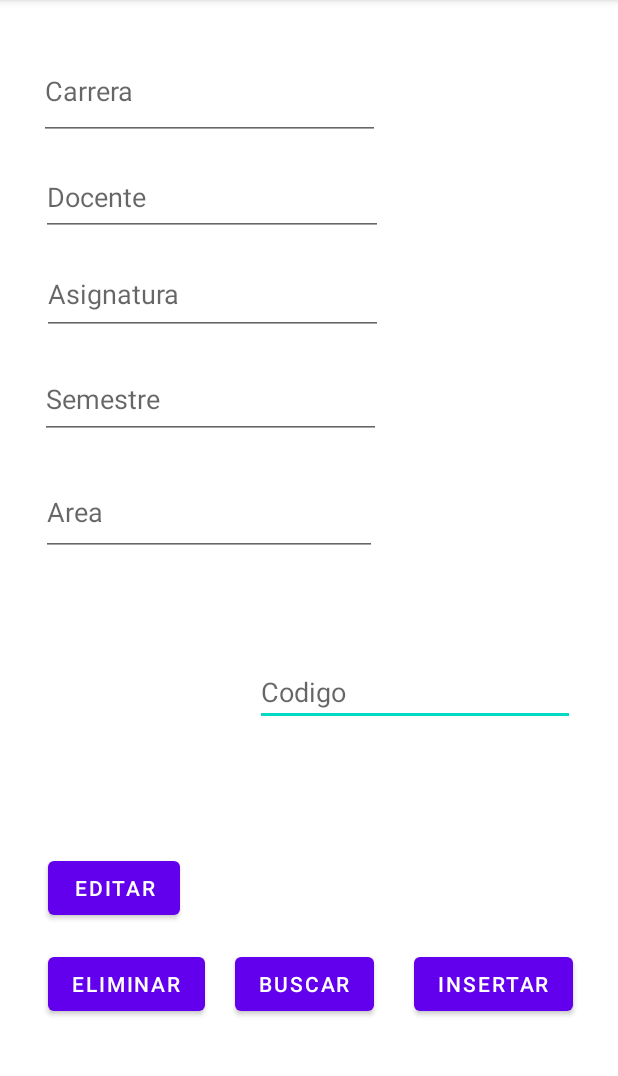
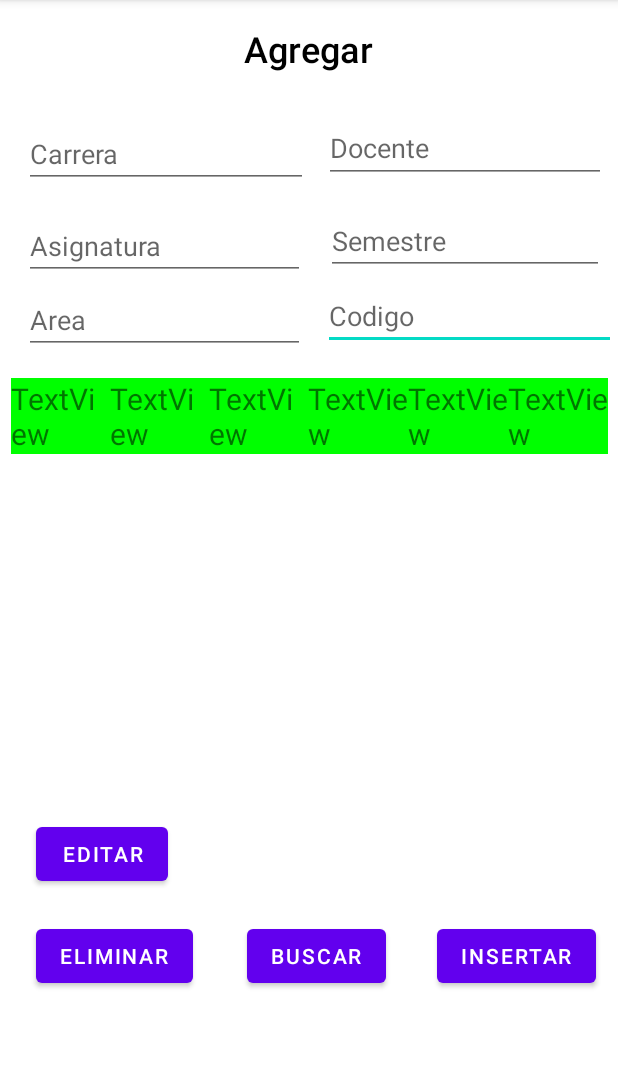
Before and after one commit to JeffrinMendez/Asistencia, an Android app: the Agregar screen opened directly, with no data from a screen before it, after a tap on "BUSCAR", on a phone screen of 412 x 824 dp, the part 84-1160 px from its top. Run offline under Robolectric (Android 15) with nearby library versions, the phone set to English and light mode, and no system bars; 2 other taps on this screen came first.

Commit message:
se agrego un xmls para poder ver los datos de la asistencia, se agrego la funcion insertar eliminar buscar y llenar datos

```diff
--- a/app/src/main/AndroidManifest.xml
+++ b/app/src/main/AndroidManifest.xml
@@ -9,7 +9,8 @@
         android:roundIcon="@mipmap/ic_launcher_round"
         android:supportsRtl="true"
         android:theme="@style/Theme.Asistencia">
-        <activity android:name=".Agregar"></activity>
+        <activity android:name=".Lista"></activity>
+        <activity android:name=".Agregar" />
         <activity android:name=".MainActivity">
             <intent-filter>
                 <action android:name="android.intent.action.MAIN" />
--- a/app/src/main/res/drawable/ic_baseline_add_24.xml
+++ b/app/src/main/res/drawable/ic_baseline_add_24.xml
@@ -1,5 +1,5 @@
-<vector android:height="24dp" android:tint="#407316"
+<vector android:height="100dp" android:tint="?attr/colorControlNormal"
     android:viewportHeight="24" android:viewportWidth="24"
-    android:width="24dp" xmlns:android="http://schemas.android.com/apk/res/android">
+    android:width="100dp" xmlns:android="http://schemas.android.com/apk/res/android">
     <path android:fillColor="@android:color/white" android:pathData="M19,13h-6v6h-2v-6H5v-2h6V5h2v6h6v2z"/>
 </vector>
--- /dev/null
+++ b/app/src/main/res/drawable/ic_baseline_list_alt_24.xml
@@ -0,0 +1,5 @@
+<vector android:height="100dp" android:tint="?attr/colorControlNormal"
+    android:viewportHeight="24" android:viewportWidth="24"
+    android:width="100dp" xmlns:android="http://schemas.android.com/apk/res/android">
+    <path android:fillColor="@android:color/white" android:pathData="M19,5v14L5,19L5,5h14m1.1,-2L3.9,3c-0.5,0 -0.9,0.4 -0.9,0.9v16.2c0,0.4 0.4,0.9 0.9,0.9h16.2c0.4,0 0.9,-0.5 0.9,-0.9L21,3.9c0,-0.5 -0.5,-0.9 -0.9,-0.9zM11,7h6v2h-6L11,7zM11,11h6v2h-6v-2zM11,15h6v2h-6zM7,7h2v2L7,9zM7,11h2v2L7,13zM7,15h2v2L7,17z"/>
+</vector>
--- a/app/src/main/res/layout/activity_agregar.xml
+++ b/app/src/main/res/layout/activity_agregar.xml
@@ -7,128 +7,169 @@
     tools:context=".Agregar">
 
     <Button
+        android:id="@+id/button11"
+        android:layout_width="wrap_content"
+        android:layout_height="wrap_content"
+        android:layout_marginStart="36dp"
+        android:layout_marginTop="380dp"
+        android:onClick="buscar"
+        android:text="Buscar"
+
+        app:layout_constraintStart_toEndOf="@+id/button10"
+        app:layout_constraintTop_toBottomOf="@+id/txtCodigo" />
+
+    <Button
+        android:id="@+id/button13"
+        android:layout_width="wrap_content"
+        android:layout_height="wrap_content"
+        android:layout_marginTop="312dp"
+        android:onClick="editar"
+        android:text="Editar"
+        app:layout_constraintEnd_toEndOf="parent"
+        app:layout_constraintHorizontal_bias="0.074"
+        app:layout_constraintStart_toStartOf="parent"
+        app:layout_constraintTop_toBottomOf="@+id/txtCodigo" />
+
+    <Button
         android:id="@+id/button12"
         android:layout_width="wrap_content"
         android:layout_height="wrap_content"
-        android:layout_marginTop="148dp"
+        android:layout_marginTop="380dp"
         android:onClick="insertar"
         android:text="Insertar"
         app:layout_constraintEnd_toEndOf="parent"
-        app:layout_constraintHorizontal_bias="0.471"
+        app:layout_constraintHorizontal_bias="0.698"
         app:layout_constraintStart_toEndOf="@+id/button11"
-        app:layout_constraintTop_toBottomOf="@+id/txtCodigo" />
-
-    <Button
-        android:id="@+id/button11"
-        android:layout_width="wrap_content"
-        android:layout_height="wrap_content"
-        android:layout_marginStart="20dp"
-        android:layout_marginTop="148dp"
-        android:onClick="buscar"
-        android:text="Buscar"
-        app:layout_constraintEnd_toStartOf="@+id/button2"
-        app:layout_constraintHorizontal_bias="0.333"
-        app:layout_constraintStart_toEndOf="@+id/button10"
         app:layout_constraintTop_toBottomOf="@+id/txtCodigo" />
 
     <Button
         android:id="@+id/button10"
         android:layout_width="wrap_content"
         android:layout_height="wrap_content"
-        android:layout_marginStart="32dp"
-        android:layout_marginTop="148dp"
+        android:layout_marginStart="24dp"
+        android:layout_marginTop="20dp"
         android:onClick="eliminar"
         android:text="Eliminar"
         app:layout_constraintStart_toStartOf="parent"
-        app:layout_constraintTop_toBottomOf="@+id/txtCodigo" />
+        app:layout_constraintTop_toBottomOf="@+id/button13" />
 
     <EditText
         android:id="@+id/txtCodigo"
-        android:layout_width="wrap_content"
-        android:layout_height="wrap_content"
-        android:layout_marginTop="68dp"
+        android:layout_width="195dp"
+        android:layout_height="42dp"
+        android:layout_marginTop="8dp"
         android:ems="10"
         android:hint="Codigo"
         android:inputType="number"
         android:onClick="buscar"
         app:layout_constraintEnd_toEndOf="parent"
-        app:layout_constraintHorizontal_bias="0.855"
+        app:layout_constraintHorizontal_bias="0.995"
         app:layout_constraintStart_toStartOf="parent"
-        app:layout_constraintTop_toBottomOf="@+id/txtArea" />
+        app:layout_constraintTop_toBottomOf="@+id/txtSemestre" />
 
     <EditText
         android:id="@+id/txtArea"
-        android:layout_width="224dp"
-        android:layout_height="58dp"
-        android:layout_marginTop="20dp"
+        android:layout_width="187dp"
+        android:layout_height="41dp"
+        android:layout_marginTop="8dp"
         android:ems="10"
         android:hint="Area"
         android:inputType="textPersonName"
         app:layout_constraintEnd_toEndOf="parent"
-        app:layout_constraintHorizontal_bias="0.144"
+        app:layout_constraintHorizontal_bias="0.071"
         app:layout_constraintStart_toStartOf="parent"
-        app:layout_constraintTop_toBottomOf="@+id/txtSemestre" />
+        app:layout_constraintTop_toBottomOf="@+id/txtAsignatura" />
 
     <EditText
         android:id="@+id/txtSemestre"
-        android:layout_width="227dp"
-        android:layout_height="53dp"
-        android:layout_marginTop="16dp"
+        android:layout_width="185dp"
+        android:layout_height="41dp"
+        android:layout_marginTop="20dp"
         android:ems="10"
         android:hint="Semestre"
         android:inputType="textPersonName"
         app:layout_constraintEnd_toEndOf="parent"
-        app:layout_constraintHorizontal_bias="0.146"
+        app:layout_constraintHorizontal_bias="0.96"
         app:layout_constraintStart_toStartOf="parent"
-        app:layout_constraintTop_toBottomOf="@+id/txtAsignatura" />
+        app:layout_constraintTop_toBottomOf="@+id/txtDocente" />
 
     <EditText
         android:id="@+id/txtCarrera"
-        android:layout_width="227dp"
-        android:layout_height="65dp"
-        android:layout_marginTop="28dp"
+        android:layout_width="189dp"
+        android:layout_height="45dp"
+        android:layout_marginTop="80dp"
         android:ems="10"
         android:hint="Carrera"
         android:inputType="textPersonName"
         app:layout_constraintEnd_toEndOf="parent"
-        app:layout_constraintHorizontal_bias="0.141"
+        app:layout_constraintHorizontal_bias="0.072"
         app:layout_constraintStart_toStartOf="parent"
         app:layout_constraintTop_toTopOf="parent" />
 
     <EditText
         android:id="@+id/txtDocente"
-        android:layout_width="228dp"
-        android:layout_height="52dp"
-        android:layout_marginTop="12dp"
+        android:layout_width="188dp"
+        android:layout_height="46dp"
+        android:layout_marginTop="76dp"
         android:ems="10"
         android:hint="Docente"
         android:inputType="textPersonName"
         app:layout_constraintEnd_toEndOf="parent"
-        app:layout_constraintHorizontal_bias="0.147"
+        app:layout_constraintHorizontal_bias="0.964"
         app:layout_constraintStart_toStartOf="parent"
-        app:layout_constraintTop_toBottomOf="@+id/txtCarrera" />
+        app:layout_constraintTop_toTopOf="parent" />
 
     <EditText
         android:id="@+id/txtAsignatura"
-        android:layout_width="227dp"
-        android:layout_height="54dp"
-        android:layout_marginTop="12dp"
+        android:layout_width="187dp"
+        android:layout_height="41dp"
+        android:layout_marginTop="20dp"
         android:ems="10"
         android:hint="Asignatura"
         android:inputType="textPersonName"
         app:layout_constraintEnd_toEndOf="parent"
-        app:layout_constraintHorizontal_bias="0.152"
+        app:layout_constraintHorizontal_bias="0.071"
         app:layout_constraintStart_toStartOf="parent"
-        app:layout_constraintTop_toBottomOf="@+id/txtDocente" />
+        app:layout_constraintTop_toBottomOf="@+id/txtCarrera" />
 
-    <Button
-        android:id="@+id/button13"
+    <TableLayout
+        android:id="@+id/tvAsistencio"
+        android:layout_width="398dp"
+        android:layout_height="268dp"
+        android:layout_marginTop="252dp"
+        app:layout_constraintEnd_toEndOf="parent"
+        app:layout_constraintStart_toStartOf="parent"
+        app:layout_constraintTop_toTopOf="parent">
+
+        <TableRow
+            android:layout_width="match_parent"
+            android:layout_height="match_parent" />
+
+        <TableRow
+            android:layout_width="match_parent"
+            android:layout_height="match_parent" />
+
+        <TableRow
+            android:layout_width="match_parent"
+            android:layout_height="match_parent" />
+
+        <TableRow
+            android:layout_width="match_parent"
+            android:layout_height="match_parent" />
+    </TableLayout>
+
+    <TextView
+        android:id="@+id/textView2"
         android:layout_width="wrap_content"
         android:layout_height="wrap_content"
-        android:layout_marginTop="84dp"
-        android:text="Editar"
+        android:layout_marginTop="16dp"
+        android:text="Agregar"
+        android:textAppearance="@style/TextAppearance.AppCompat.Body2"
+        android:textColor="@color/black"
+        android:textSize="24sp"
         app:layout_constraintEnd_toEndOf="parent"
-        app:layout_constraintHorizontal_bias="0.099"
+        app:layout_constraintHorizontal_bias="0.498"
         app:layout_constraintStart_toStartOf="parent"
-        app:layout_constraintTop_toBottomOf="@+id/txtCodigo" />
+        app:layout_constraintTop_toTopOf="parent" />
+
 </androidx.constraintlayout.widget.ConstraintLayout>
--- /dev/null
+++ b/app/src/main/res/layout/item_table_layout_pn.xml
@@ -0,0 +1,61 @@
+<?xml version="1.0" encoding="utf-8"?>
+
+
+<TableRow
+
+    xmlns:android="http://schemas.android.com/apk/res/android"
+
+
+    android:layout_width="match_parent"
+    android:layout_height="match_parent"
+    android:onClick="clickRegistroAsistencia">
+
+    <TextView
+
+        android:id="@+id/tvCodigo"
+        android:layout_width="0dp"
+        android:layout_height="wrap_content"
+        android:layout_weight=".25"
+        android:text="TextView"
+        android:textSize="20sp" />
+
+    <TextView
+        android:id="@+id/tvCarrera"
+        android:layout_width="0dp"
+        android:layout_height="wrap_content"
+        android:layout_weight=".25"
+        android:text="TextView"
+        android:textSize="20sp" />
+
+    <TextView
+        android:id="@+id/tvDocente"
+        android:layout_width="0dp"
+        android:layout_height="wrap_content"
+        android:layout_weight=".25"
+        android:text="TextView"
+        android:textSize="20sp" />
+
+    <TextView
+        android:id="@+id/tvAsignatura"
+        android:layout_width="0dp"
+        android:layout_height="wrap_content"
+        android:layout_weight=".25"
+        android:text="TextView"
+        android:textSize="20sp" />
+
+    <TextView
+        android:id="@+id/tvSemestre"
+        android:layout_width="0dp"
+        android:layout_height="wrap_content"
+        android:layout_weight=".25"
+        android:text="TextView"
+        android:textSize="20sp" />
+
+    <TextView
+        android:id="@+id/tvArea"
+        android:layout_width="0dp"
+        android:layout_height="wrap_content"
+        android:layout_weight=".25"
+        android:text="TextView"
+        android:textSize="20sp" />
+</TableRow>
```
Also changed, not shown: app/src/main/java/com/example/asistencia/Agregar.kt (+136 -3 lines), app/src/main/java/com/example/asistencia/MainActivity.kt (+8 -2 lines), app/src/main/res/layout/activity_main.xml (+56 -14 lines), app/src/main/res/drawable/add.png (added).
